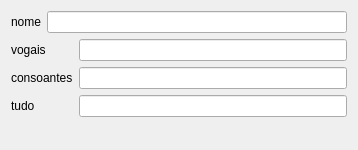
my-not-so-important-forks/kaballah-numerology, file mainwindow.ui: the form before one commit.
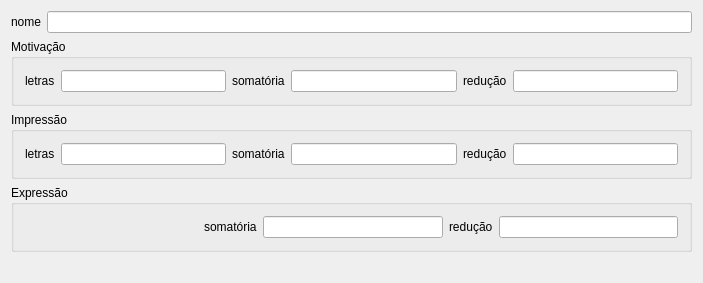
The form after the commit.

Commit message: Lots of changes in this commit. Important functions were moved to separated file. The interface shows the filtered chars, and the sum of this chars.

Patch:
```diff
--- a/mainwindow.ui
+++ b/mainwindow.ui
@@ -6,10 +6,16 @@
    <rect>
     <x>0</x>
     <y>0</y>
-    <width>358</width>
-    <height>150</height>
+    <width>703</width>
+    <height>283</height>
    </rect>
   </property>
+  <property name="sizePolicy">
+   <sizepolicy hsizetype="MinimumExpanding" vsizetype="Preferred">
+    <horstretch>0</horstretch>
+    <verstretch>0</verstretch>
+   </sizepolicy>
+  </property>
   <widget class="QWidget" name="centralWidget">
    <layout class="QVBoxLayout" name="verticalLayout">
     <item>
@@ -30,47 +36,159 @@
      </layout>
     </item>
     <item>
-     <layout class="QFormLayout" name="formLayout">
-      <item row="0" column="0">
+     <widget class="QGroupBox" name="motivationGroupBox">
+      <property name="title">
+       <string>Motivação</string>
+      </property>
+      <layout class="QHBoxLayout" name="horizontalLayout_2">
+       <item>
+        <widget class="QLabel" name="label">
+         <property name="text">
+          <string>letras</string>
+         </property>
+        </widget>
+       </item>
+       <item>
+        <widget class="QLineEdit" name="filterVowelsEdit">
+         <property name="readOnly">
+          <bool>true</bool>
+         </property>
+        </widget>
+       </item>
+       <item>
+        <widget class="QLabel" name="label_5">
+         <property name="text">
+          <string>somatória</string>
+         </property>
+        </widget>
+       </item>
+       <item>
+        <widget class="QLineEdit" name="vowelsEdit">
+         <property name="readOnly">
+          <bool>true</bool>
+         </property>
+        </widget>
+       </item>
+       <item>
+        <widget class="QLabel" name="label_6">
+         <property name="text">
+          <string>redução</string>
+         </property>
+        </widget>
+       </item>
+       <item>
+        <widget class="QLineEdit" name="lineEdit">
+         <property name="readOnly">
+          <bool>true</bool>
+         </property>
+        </widget>
+       </item>
+      </layout>
+     </widget>
+    </item>
+    <item>
+     <widget class="QGroupBox" name="impressionGroupBox">
+      <property name="title">
+       <string>Impressão</string>
+      </property>
+      <layout class="QHBoxLayout" name="horizontalLayout_3">
+       <item>
        <widget class="QLabel" name="label_2">
         <property name="text">
-         <string>vogais</string>
-        </property>
-        <property name="buddy">
-         <cstring>vowelsEdit</cstring>
+          <string>letras</string>
+         </property>
+        </widget>
+       </item>
+       <item>
+        <widget class="QLineEdit" name="filterConsonantsEdit">
+         <property name="readOnly">
+          <bool>true</bool>
         </property>
        </widget>
       </item>
-      <item row="0" column="1">
-       <widget class="QLineEdit" name="vowelsEdit"/>
-      </item>
-      <item row="1" column="0">
-       <widget class="QLabel" name="label_3">
+       <item>
+        <widget class="QLabel" name="label_7">
+         <property name="text">
+          <string>somatória</string>
+         </property>
+        </widget>
+       </item>
+       <item>
+        <widget class="QLineEdit" name="consonantsEdit">
+         <property name="readOnly">
+          <bool>true</bool>
+         </property>
+        </widget>
+       </item>
+       <item>
+        <widget class="QLabel" name="label_8">
         <property name="text">
-         <string>consoantes</string>
-        </property>
-        <property name="buddy">
-         <cstring>consonantsEdit</cstring>
+          <string>redução</string>
+         </property>
+        </widget>
+       </item>
+       <item>
+        <widget class="QLineEdit" name="lineEdit_2">
+         <property name="readOnly">
+          <bool>true</bool>
         </property>
        </widget>
       </item>
-      <item row="1" column="1">
-       <widget class="QLineEdit" name="consonantsEdit"/>
-      </item>
-      <item row="2" column="0">
+      </layout>
+     </widget>
+    </item>
+    <item>
+     <widget class="QGroupBox" name="expressionGroupBox">
+      <property name="title">
+       <string>Expressão</string>
+      </property>
+      <layout class="QHBoxLayout" name="horizontalLayout_4">
+       <item>
+        <spacer name="horizontalSpacer">
+         <property name="orientation">
+          <enum>Qt::Horizontal</enum>
+         </property>
+         <property name="sizeHint" stdset="0">
+          <size>
+           <width>172</width>
+           <height>20</height>
+          </size>
+         </property>
+        </spacer>
+       </item>
+       <item>
        <widget class="QLabel" name="label_4">
         <property name="text">
-         <string>tudo</string>
+          <string>somatória</string>
         </property>
         <property name="buddy">
          <cstring>allCharsEdit</cstring>
         </property>
        </widget>
       </item>
-      <item row="2" column="1">
-       <widget class="QLineEdit" name="allCharsEdit"/>
-      </item>
-     </layout>
+       <item>
+        <widget class="QLineEdit" name="allCharsEdit">
+         <property name="readOnly">
+          <bool>true</bool>
+         </property>
+        </widget>
+       </item>
+       <item>
+        <widget class="QLabel" name="label_3">
+         <property name="text">
+          <string>redução</string>
+         </property>
+        </widget>
+       </item>
+       <item>
+        <widget class="QLineEdit" name="lineEdit_3">
+         <property name="readOnly">
+          <bool>true</bool>
+         </property>
+        </widget>
+       </item>
+      </layout>
+     </widget>
     </item>
     <item>
      <spacer name="verticalSpacer">
```
Lines whose indentation alone changed are shown as unchanged. The commit also changes 5 other files.
